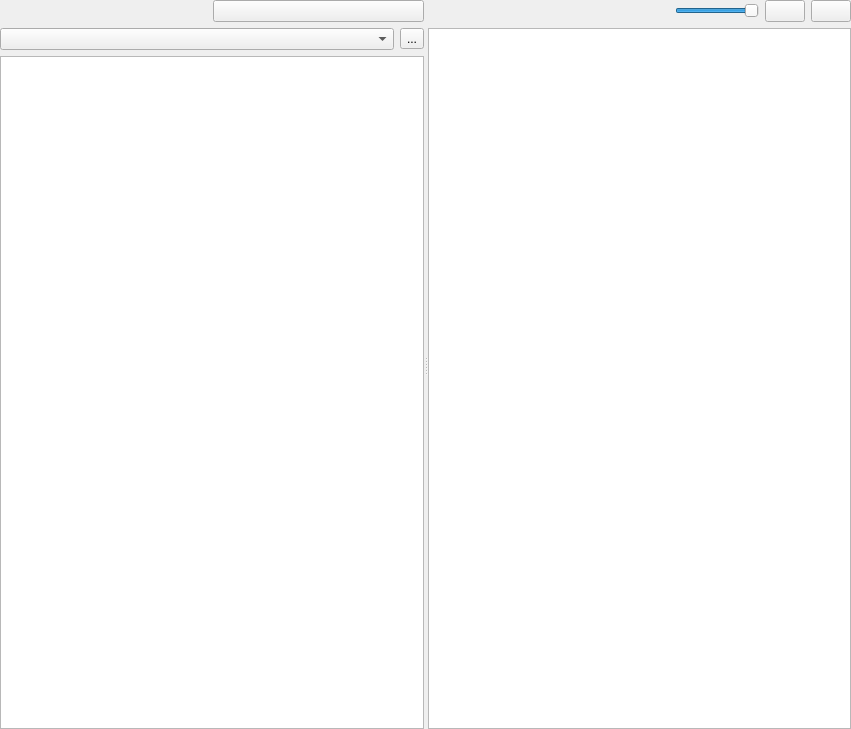
The window that Source/Editor/EditorFramework/Assets/AssetBrowserWidget.ui (XII-Technologies/XII) describes before a commit, drawn with Qt 5.
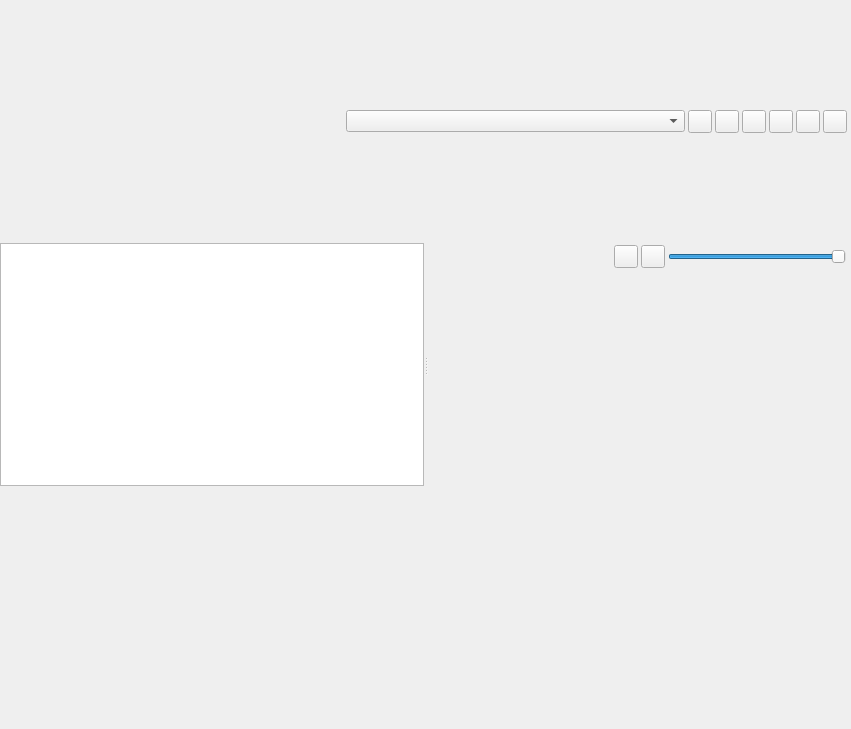
The same window after the commit. The open tabs and pages were chosen to show the change. Icons and pictures are not drawn. Custom widgets are drawn as their Qt base class.

Commit message: EditorFramework: Rework the Asset Browser Workspace.

What changed in the file:
```diff
--- a/Source/Editor/EditorFramework/Assets/AssetBrowserWidget.ui
+++ b/Source/Editor/EditorFramework/Assets/AssetBrowserWidget.ui
@@ -10,10 +10,7 @@
     <height>729</height>
    </rect>
   </property>
-  <property name="windowTitle">
-   <string>Form</string>
-  </property>
-  <layout class="QVBoxLayout" name="RootLayout" stretch="0">
+  <layout class="QVBoxLayout" name="RootLayout">
    <property name="leftMargin">
     <number>0</number>
    </property>
@@ -26,32 +23,35 @@
    <property name="bottomMargin">
     <number>0</number>
    </property>
+   <property name="spacing">
+    <number>0</number>
+   </property>
    <item>
-    <widget class="QSplitter" name="splitter">
-     <property name="sizePolicy">
-      <sizepolicy hsizetype="Expanding" vsizetype="Preferred">
-       <horstretch>0</horstretch>
-       <verstretch>0</verstretch>
-      </sizepolicy>
-     </property>
-     <property name="orientation">
-      <enum>Qt::Horizontal</enum>
-     </property>
-     <property name="childrenCollapsible">
-      <bool>false</bool>
-     </property>
-     <widget class="QWidget" name="layoutWidget">
-      <layout class="QVBoxLayout" name="verticalLayout" stretch="0,0,1">
-       <item>
-        <layout class="QHBoxLayout" name="horizontalLayout">
+    <widget class="QWidget" name="Toolbar">
+     <layout class="QHBoxLayout" name="ToolBarLayout">
+      <property name="leftMargin">
+       <number>4</number>
+      </property>
+      <property name="topMargin">
+       <number>2</number>
+      </property>
+      <property name="rightMargin">
+       <number>4</number>
+      </property>
+      <property name="bottomMargin">
+       <number>2</number>
+      </property>
          <property name="spacing">
-          <number>1</number>
+       <number>3</number>
          </property>
          <item>
-          <widget class="xiiQtSearchWidget" name="SearchWidget" native="true"/>
+       <widget class="xiiQtSearchWidget" name="SearchWidget" native="true" />
          </item>
          <item>
-          <widget class="QPushButton" name="ButtonShowItemsSubFolders">
+       <widget class="QComboBox" name="TypeFilter" />
+      </item>
+      <item>
+       <widget class="QToolButton" name="ButtonShowItemsSubFolders">
            <property name="toolTip">
             <string>Show/Hide items in sub-folders</string>
            </property>
@@ -68,34 +68,82 @@
            </property>
           </widget>
          </item>
-        </layout>
-       </item>
        <item>
-        <layout class="QHBoxLayout" name="horizontalLayout_2">
-         <item>
-          <widget class="QComboBox" name="TypeFilter"/>
+       <widget class="QToolButton" name="ButtonIconMode">
+        <property name="toolTip">
+         <string>Display Items as Icons</string>
+        </property>
+        <property name="text">
+         <string />
+        </property>
+        <property name="icon">
+         <iconset resource="../QtResources/resources.qrc">
+          <normaloff>:/EditorFramework/Icons/IconView.svg</normaloff>:/EditorFramework/Icons/IconView.svg</iconset>
+        </property>
+        <property name="checkable">
+         <bool>true</bool>
+        </property>
+       </widget>
          </item>
          <item>
-          <widget class="QToolButton" name="ResetTypeFilter">
+       <widget class="QToolButton" name="ButtonListMode">
            <property name="toolTip">
             <string>Reset the type filter to show all assets.</string>
            </property>
            <property name="text">
-            <string>...</string>
+         <string />
            </property>
            <property name="icon">
-            <iconset resource="../../../Tools/Libs/GuiFoundation/QtResources/resources.qrc">
-             <normaloff>:/GuiFoundation/Icons/Undo.svg</normaloff>:/GuiFoundation/Icons/Undo.svg</iconset>
-           </property>
-          </widget>
-         </item>
-        </layout>
+         <iconset resource="../QtResources/resources.qrc">
+          <normaloff>:/EditorFramework/Icons/ListView.svg</normaloff>:/EditorFramework/Icons/ListView.svg</iconset>
+        </property>
+        <property name="checkable">
+         <bool>true</bool>
+        </property>
+       </widget>
+      </item>
+      <item>
+       <widget class="QToolButton" name="ButtonDetailsMode">
+        <property name="checkable">
+         <bool>true</bool>
+        </property>
+       </widget>
+      </item>
+      <item>
+       <widget class="QToolButton" name="ButtonFilters" />
+      </item>
+      <item>
+       <widget class="QToolButton" name="ButtonOptions" />
+      </item>
+     </layout>
+    </widget>
        </item>
        <item>
-        <widget class="QSplitter" name="LeftSplitter">
+    <widget class="QSplitter" name="splitter">
          <property name="orientation">
-          <enum>Qt::Vertical</enum>
-         </property>
+      <enum>Qt::Horizontal</enum>
+     </property>
+     <property name="childrenCollapsible">
+      <bool>false</bool>
+     </property>
+     <widget class="QWidget" name="Sidebar">
+      <layout class="QVBoxLayout" name="SidebarLayout">
+       <property name="leftMargin">
+        <number>0</number>
+       </property>
+       <property name="topMargin">
+        <number>0</number>
+       </property>
+       <property name="rightMargin">
+        <number>0</number>
+       </property>
+       <property name="bottomMargin">
+        <number>0</number>
+       </property>
+       <property name="spacing">
+        <number>0</number>
+       </property>
+       <item>
          <widget class="eqQtAssetBrowserFolderView" name="TreeFolderFilter">
           <property name="uniformRowHeights">
            <bool>true</bool>
@@ -112,26 +160,52 @@
            </property>
           </column>
          </widget>
-        </widget>
        </item>
       </layout>
      </widget>
-     <widget class="QWidget" name="layoutWidget2">
-      <layout class="QVBoxLayout" name="verticalLayout_2" stretch="0,0">
+     <widget class="QWidget" name="Workspace">
+      <layout class="QVBoxLayout" name="WorkspaceLayout">
+       <property name="leftMargin">
+        <number>0</number>
+       </property>
+       <property name="topMargin">
+        <number>0</number>
+       </property>
+       <property name="rightMargin">
+        <number>0</number>
+       </property>
+       <property name="bottomMargin">
+        <number>0</number>
+       </property>
+       <property name="spacing">
+        <number>0</number>
+       </property>
        <item>
-        <layout class="QHBoxLayout" name="ToolBarLayout">
-         <item>
-          <spacer name="horizontalSpacer">
-           <property name="orientation">
-            <enum>Qt::Horizontal</enum>
-           </property>
-           <property name="sizeHint" stdset="0">
-            <size>
-             <width>40</width>
-             <height>0</height>
-            </size>
-           </property>
-          </spacer>
+        <widget class="QWidget" name="WorkspaceHeader">
+         <layout class="QHBoxLayout" name="WorkspaceHeaderLayout">
+          <property name="leftMargin">
+           <number>5</number>
+          </property>
+          <property name="topMargin">
+           <number>2</number>
+          </property>
+          <property name="rightMargin">
+           <number>5</number>
+          </property>
+          <property name="bottomMargin">
+           <number>2</number>
+          </property>
+          <property name="spacing">
+           <number>3</number>
+          </property>
+          <item>
+           <widget class="QLabel" name="WorkspaceTitle" />
+          </item>
+          <item>
+           <widget class="QToolButton" name="ButtonImport" />
+          </item>
+          <item>
+           <widget class="QToolButton" name="ButtonNew" />
          </item>
          <item>
           <widget class="QSlider" name="IconSizeSlider">
@@ -158,43 +232,11 @@
            </property>
           </widget>
          </item>
-         <item>
-          <widget class="QPushButton" name="ButtonListMode">
-           <property name="toolTip">
-            <string>Display Items as a List</string>
-           </property>
-           <property name="text">
-            <string/>
-           </property>
-           <property name="icon">
-            <iconset resource="../QtResources/resources.qrc">
-             <normaloff>:/EditorFramework/Icons/ListView.svg</normaloff>:/EditorFramework/Icons/ListView.svg</iconset>
-           </property>
-           <property name="checkable">
-            <bool>true</bool>
-           </property>
-          </widget>
-         </item>
-         <item>
-          <widget class="QPushButton" name="ButtonIconMode">
-           <property name="toolTip">
-            <string>Display Items as Icons</string>
-           </property>
-           <property name="text">
-            <string/>
-           </property>
-           <property name="icon">
-            <iconset resource="../QtResources/resources.qrc">
-             <normaloff>:/EditorFramework/Icons/IconView.svg</normaloff>:/EditorFramework/Icons/IconView.svg</iconset>
-           </property>
-           <property name="checkable">
-            <bool>true</bool>
-           </property>
-          </widget>
-         </item>
-        </layout>
+         </layout>
+        </widget>
        </item>
        <item>
+        <widget class="QStackedWidget" name="AssetViews">
         <widget class="xiiQtAssetBrowserView" name="ListAssets">
          <property name="contextMenuPolicy">
           <enum>Qt::CustomContextMenu</enum>
@@ -218,11 +260,39 @@
           <enum>QAbstractItemView::ScrollPerPixel</enum>
          </property>
         </widget>
+         <widget class="QTreeView" name="DetailsAssets" />
+         <widget class="QLabel" name="EmptyView">
+          <property name="alignment">
+           <set>Qt::AlignCenter</set>
+          </property>
+         </widget>
+        </widget>
        </item>
       </layout>
      </widget>
     </widget>
    </item>
+   <item>
+    <widget class="QWidget" name="StatusBar">
+     <layout class="QHBoxLayout" name="StatusLayout">
+      <property name="leftMargin">
+       <number>5</number>
+      </property>
+      <property name="topMargin">
+       <number>0</number>
+      </property>
+      <property name="rightMargin">
+       <number>5</number>
+      </property>
+      <property name="bottomMargin">
+       <number>0</number>
+      </property>
+      <property name="spacing">
+       <number>6</number>
+      </property>
+     </layout>
+    </widget>
+   </item>
   </layout>
  </widget>
  <customwidgets>
```
Left out of the diff: 19 changed lines with no effect on the pictures. Lines whose indentation alone changed are shown as unchanged. The commit also changes 6 other files.
